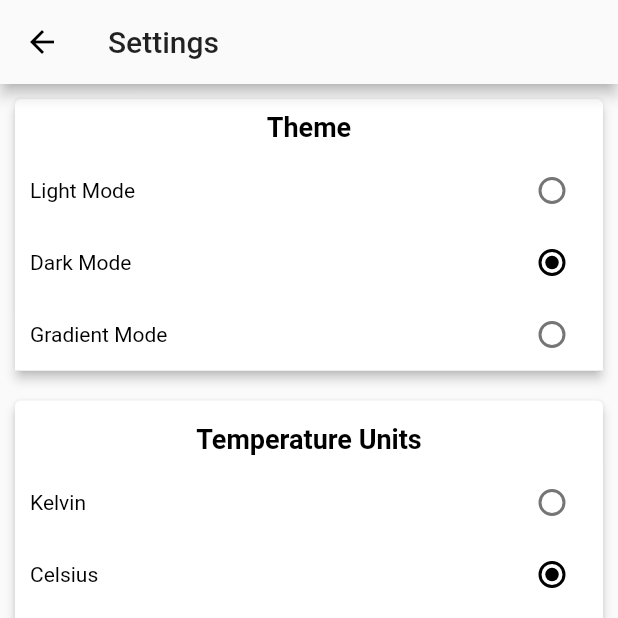
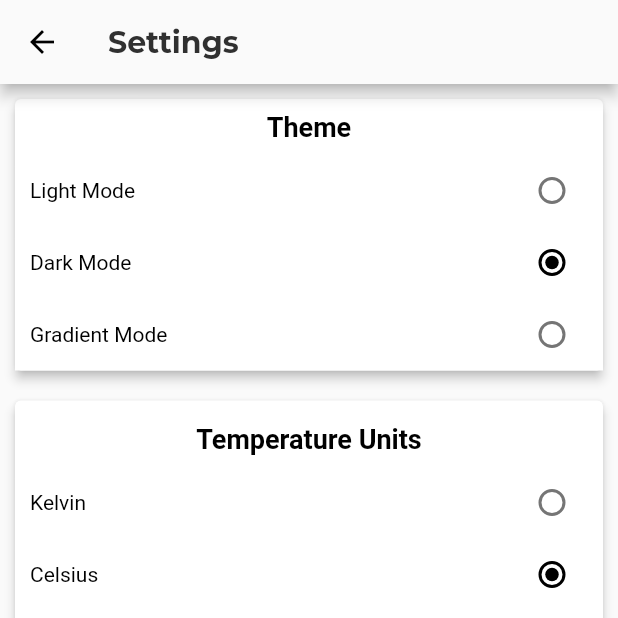
Before and after one commit to danrpinho/CMOV, a Flutter app: the Settings screen opened directly, on a phone screen of 412 x 824 dp, the top half of it. Run offline on Flutter 3.47's test engine with Material 2 defaults, Android fonts, the phone set to English and light mode, and no system bars; our stand-ins replace bloc, equatable, flutter_bloc, flutter_swiper, google_fonts, logger and 1 more; accounts and stored records are empty; network calls fail.

Commit message:
Defined light and dark themes

```diff
--- a/weather_app/lib/src/ui/theme/theme.dart
+++ b/weather_app/lib/src/ui/theme/theme.dart
@@ -1,4 +1,5 @@
 import 'package:flutter/material.dart';
+import 'package:google_fonts/google_fonts.dart';
 
 class Themes {
   //constants for defining the theme.
@@ -15,10 +16,28 @@ class Themes {
   static final _themeLight = ThemeData(
     backgroundColor: Colors.grey[50],
     primaryColor: Colors.grey[50],
+    primaryTextTheme: TextTheme(
+      body1: GoogleFonts.montserrat(textStyle: TextStyle(color: Colors.grey[700], fontWeight: FontWeight.bold)),
+      body2: TextStyle(color: Colors.grey),
+      title: GoogleFonts.montserrat(textStyle: TextStyle(color: Colors.grey[850], fontWeight: FontWeight.bold)),
+      subtitle: GoogleFonts.montserrat(textStyle: TextStyle(color: Colors.grey[700])),
+    ),
+    iconTheme: IconThemeData(
+      color: Colors.grey[700]
+    )
   );
 
   static final _themeDark = ThemeData(
     primaryColor: Colors.grey[850],
     backgroundColor: Colors.grey[850],
+    primaryTextTheme: TextTheme(
+      title: GoogleFonts.montserrat(textStyle: TextStyle(color: Colors.grey[50], fontWeight: FontWeight.bold)),
+      body1: GoogleFonts.montserrat(textStyle: TextStyle(color: Colors.grey[100], fontWeight: FontWeight.bold)),
+      body2: TextStyle(color: Colors.grey),
+      subtitle: GoogleFonts.montserrat(textStyle: TextStyle(color: Colors.grey[100])),
+    ),
+    iconTheme: IconThemeData(
+      color: Colors.grey[100]
+    )
   );
 }
--- a/weather_app/pubspec.yaml
+++ b/weather_app/pubspec.yaml
@@ -31,6 +31,7 @@ dependencies:
   intl: ^0.16.0
   shared_preferences: ^0.5.6
   logger: ^0.7.0+2
+  google_fonts: ^0.2.0
 dev_dependencies:
   flutter_test:
     sdk: flutter
```
Also changed, not shown: 3 other files.
